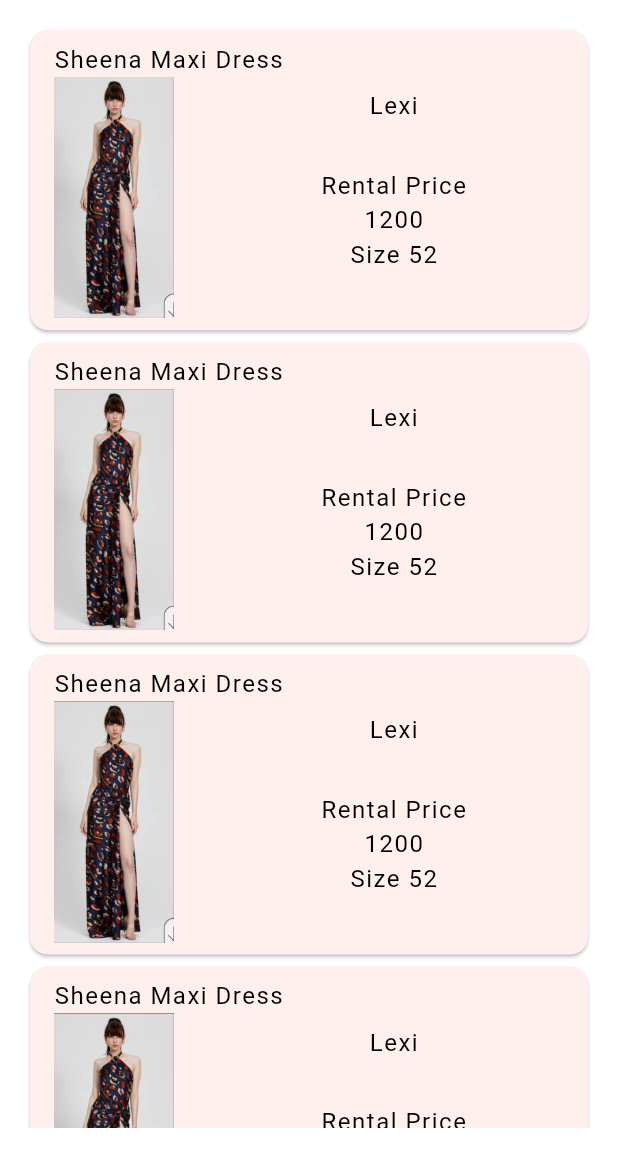
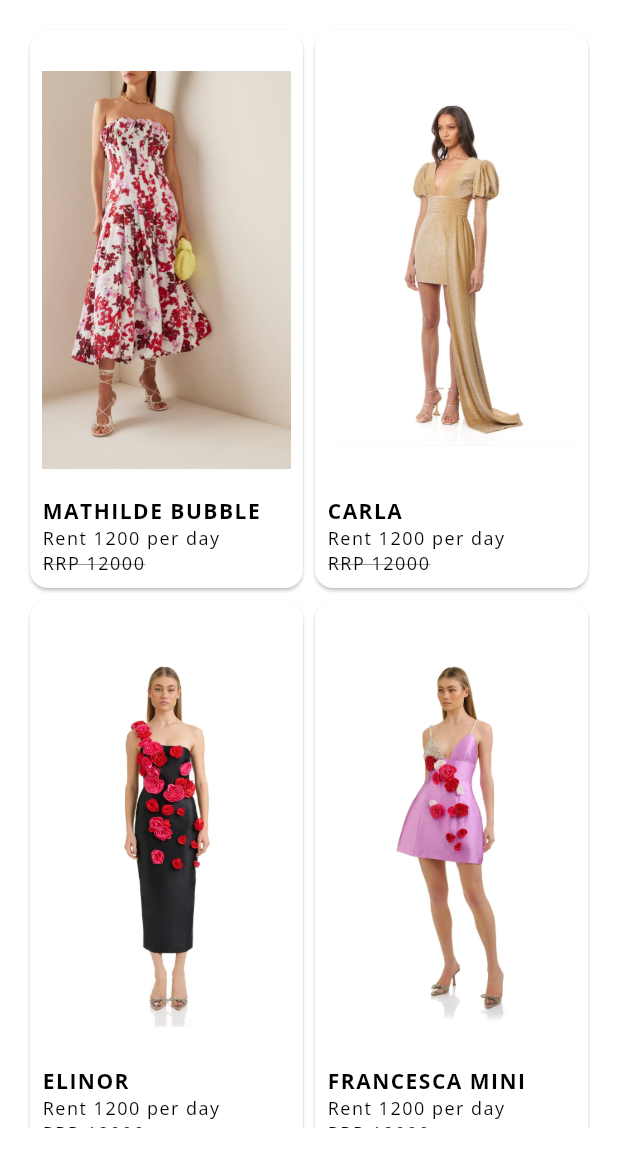
Before and after one commit to chris-bluemoon/revivals, a Flutter app: the screen it shows after launch, on a phone screen of 412 x 824 dp, the part 84-1236 px from its top. Run offline on Flutter 3.47's test engine with Material 3 defaults, Android fonts, the phone set to English and light mode, and no system bars; our stand-ins replace google_fonts.

Commit message:
third commit

```diff
--- a/lib/models/dress.dart
+++ b/lib/models/dress.dart
@@ -4,21 +4,26 @@ class Dress {
           required this.name,
           required this.brand,
           required this.size,
-          required this.price,
+          required this.rentPrice,
+          required this.rrp,
           required this.image});
 
     int id;
     String name;
     String brand;
     int size;
-    int price;
+    int rentPrice;
+    int rrp;
     String image;
 
 }
 
 List<Dress> dresses = [
-  Dress(id: 1, name: 'Sheena Maxi Dress ', brand: 'Lexi', size: 52, price: 1200, image: 'example_dress.png'),
-  Dress(id: 2, name: 'Sheena Maxi Dress ', brand: 'Lexi', size: 52, price: 1200, image: 'example_dress.png'),
-  Dress(id: 3, name: 'Sheena Maxi Dress ', brand: 'Lexi', size: 52, price: 1200, image: 'example_dress.png'),
-  Dress(id: 4, name: 'Sheena Maxi Dress ', brand: 'Lexi', size: 52, price: 1200, image: 'example_dress.png'),
+  Dress(id: 1, name: 'Mathilde Bubble', brand: 'AJE', size: 52, rentPrice: 1200, rrp: 12000, image: 'AJE_Mathilde_Bubble_Dress.webp'),
+  Dress(id: 2, name: 'Carla', brand: 'ELIYA', size: 52, rentPrice: 1200, rrp: 12000, image: '3_dress.jpg'),
+  Dress(id: 3, name: 'Elinor', brand: 'ELIYA', size: 52, rentPrice: 1200, rrp: 12000, image: '3_dress.jpg'),
+  Dress(id: 4, name: 'Francesca Mini', brand: 'ELIYA', size: 52, rentPrice: 1200, rrp: 12000, image: '3_dress.jpg'),
+  Dress(id: 5, name: 'Dione', brand: 'LEXI', size: 52, rentPrice: 1200, rrp: 12000, image: '3_dress.jpg'),
+  Dress(id: 6, name: 'Riley Chiffon', brand: 'LEXI', size: 52, rentPrice: 1200, rrp: 12000, image: '3_dress.jpg'),
+  Dress(id: 7, name: 'Sheena', brand: 'LEXI', size: 52, rentPrice: 1200, rrp: 12000, image: '3_dress.jpg'),
 ];
--- a/lib/screens/home/dress_card.dart
+++ b/lib/screens/home/dress_card.dart
@@ -1,52 +1,39 @@
 import 'package:flutter/material.dart';
 import 'package:unearthed/models/dress.dart';
+import 'package:unearthed/shared/styled_text.dart';
 import 'package:unearthed/theme.dart';
 
+// ignore: must_be_immutable
 class DressCard extends StatelessWidget {
-  const DressCard(this.dress, {super.key});
+  DressCard(this.dress, {super.key});
 
   final Dress dress;
+  late String imageName;
+  late String dressName;
+
+  String setDressImage() {
+    dressName = dress.name.replaceAll(RegExp(' '), '_');
+    imageName = '${dress.brand}_${dressName}_Dress.webp';
+    return imageName;
+  }
 
   @override
   Widget build(BuildContext context) {
     return Card(
+      color: Colors.white,
       child: Padding(
-        padding: const EdgeInsets.symmetric(horizontal: 16, vertical: 8),
-        child: Row(
+        padding: const EdgeInsets.all(8.0),
+        child: Column(
+          crossAxisAlignment: CrossAxisAlignment.start,
           children: [
-            Column(
-              crossAxisAlignment: CrossAxisAlignment.start,
-              children: [
-                Text(dress.name),
-                Image.asset('assets/img/dresses/${dress.image}',
-                  width: 80
-                ),
-              ],
-            ),
-
-            const SizedBox(width: 20),
-
-            Column(
-              crossAxisAlignment: CrossAxisAlignment.center,
-              children: [
-                Text(dress.brand),
-                const SizedBox(height: 30),
-                const Text('Rental Price'),
-                Text(dress.price.toString()),
-                Text('Size ${dress.size.toString()}'),
-              ]
-            ),
-
-            const Expanded(
-              child: SizedBox(),
-            ),
-
-            // IconButton(
-            //   onPressed: () {
-            //   },
-            //   icon: Icon(Icons.arrow_forward, color: AppColors.textColor)
-            // ),
-          ]
+            Expanded(child: Image.asset('assets/img/dresses/${setDressImage()}')),
+            // Expanded(child: Image.asset('assets/img/dresses/$imageName')),
+            // Expanded(child: Image.asset('assets/img/dresses/test.png')),
+            StyledHeading(dress.name),
+            // StyledText('Size: ${dress.size.toString()}'),
+            StyledText('Rent ${dress.rentPrice.toString()} per day'),
+            StyledTextStrikeout('RRP ${dress.rrp.toString()}'),
+          ],
         ),
       ),
     );
--- a/lib/screens/home/home.dart
+++ b/lib/screens/home/home.dart
@@ -26,15 +26,20 @@ class _HomeState extends State<Home> {
       ),
       body: Container(
         padding: const EdgeInsets.all(16),
-        child: Column(
-          children: [
-            Expanded(
-              child: ListView.builder(
-                itemCount: dresses.length,
-                itemBuilder: (_, index) {
-                  return DressCard(dresses[index]);
-                }))
-          ],)
+        child: GridView.builder(
+          gridDelegate: SliverGridDelegateWithFixedCrossAxisCount(crossAxisCount: 2, childAspectRatio: 0.5),
+          itemBuilder: (_, index) => DressCard(dresses[index]),
+          itemCount: dresses.length,
+        )
+        // child: Column(
+        //   children: [
+        //     Expanded(
+        //       child: ListView.builder(
+        //         itemCount: dresses.length,
+        //         itemBuilder: (_, index) {
+        //           return DressCard(dresses[index]);
+        //         }))
+        //   ],)
       )
     );
 
--- /dev/null
+++ b/lib/shared/styled_text.dart
@@ -0,0 +1,56 @@
+import 'package:flutter/material.dart';
+import 'package:google_fonts/google_fonts.dart';
+
+class StyledText extends StatelessWidget {
+  const StyledText(this.text, {super.key});
+
+  final String text;
+
+  @override
+  Widget build(BuildContext context) {
+    return Text(text, style: GoogleFonts.openSans(
+      textStyle: Theme.of(context).textTheme.bodyMedium,
+    ));
+  }
+}
+
+
+class StyledTextStrikeout extends StatelessWidget {
+  const StyledTextStrikeout(this.text, {super.key});
+
+  final String text;
+
+  @override
+  Widget build(BuildContext context) {
+    return Text(text, style: GoogleFonts.openSans(
+      textStyle: Theme.of(context).textTheme.bodyMedium,
+      decoration: TextDecoration.lineThrough
+    ));
+  }
+}
+
+class StyledHeading extends StatelessWidget {
+  const StyledHeading(this.text, {super.key});
+
+  final String text;
+
+  @override
+  Widget build(BuildContext context) {
+    return Text(text.toUpperCase(), style: GoogleFonts.openSans(
+      textStyle: Theme.of(context).textTheme.headlineMedium
+    ));
+  }
+}
+
+class StyledTitle extends StatelessWidget {
+  const StyledTitle(this.text, {super.key});
+
+  final String text;
+
+  @override
+  Widget build(BuildContext context) {
+    return Text(text.toUpperCase(), style: GoogleFonts.openSans(
+      textStyle: Theme.of(context).textTheme.titleMedium
+    ));
+  }
+}
--- a/lib/theme.dart
+++ b/lib/theme.dart
@@ -1,4 +1,6 @@
 import 'package:flutter/material.dart';
+import 'package:google_fonts/google_fonts.dart';
+// import 'package:google_fonts/google_fonts.dart';
 
 class AppColors {
   static Color primaryColor = const Color.fromRGBO(162, 29, 19, 1);
@@ -33,18 +35,18 @@ ThemeData primaryTheme = ThemeData(
   textTheme: TextTheme(
     bodyMedium: TextStyle(
       color: AppColors.textColor,
-      fontSize: 16,
+      fontSize: 12,
       letterSpacing: 1,
     ),
     headlineMedium: TextStyle(
       color: AppColors.titleColor,
-      fontSize: 16,
+      fontSize: 14,
       fontWeight: FontWeight.bold,
       letterSpacing: 1,
     ),
     titleMedium: TextStyle(
       color: AppColors.titleColor,
-      fontSize: 18,
+      fontSize: 16,
       fontWeight: FontWeight.bold,
       letterSpacing: 2,
     ),
--- a/pubspec.yaml
+++ b/pubspec.yaml
@@ -9,6 +9,7 @@ environment:
 dependencies:
   flutter:
     sdk: flutter
+  google_fonts: ^6.2.1
 
 dev_dependencies:
   flutter_test:
@@ -22,6 +23,8 @@ flutter:
       - family: Lovelo
         fonts:
           - asset: assets/fonts/lovelo_black.otf
+          # - asset: assets/fonts/league_spartan.otf
+          # - asset: assets/fonts/quicksand.otf
 
   assets:
       - assets/logos/
```
Also changed, not shown: assets/img/dresses/AJE_Mathilde_Bubble_Dress.webp (added), assets/img/dresses/AJE_Paradiso_Dress.webp (added), assets/img/dresses/ELIYA_Carla_Dress.webp (added), assets/img/dresses/ELIYA_Elinor_Dress.webp (added), assets/img/dresses/ELIYA_Francesca_Mini_Dress.webp (added), assets/img/dresses/LEXI_Dione_Dress.webp (added), assets/img/dresses/LEXI_Riley_Chiffon_Dress.webp (added), assets/img/dresses/LEXI_Sheena_Dress.webp (added), assets/img/dresses/example_dress.png (deleted), pubspec.lock, 1 other file.
